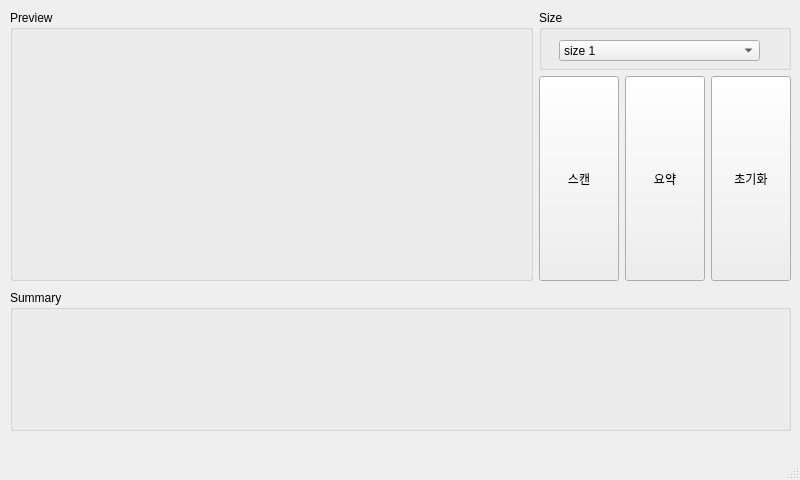
Above: summary.ui from woong020/summary_client before the change. Below: the same form after it.
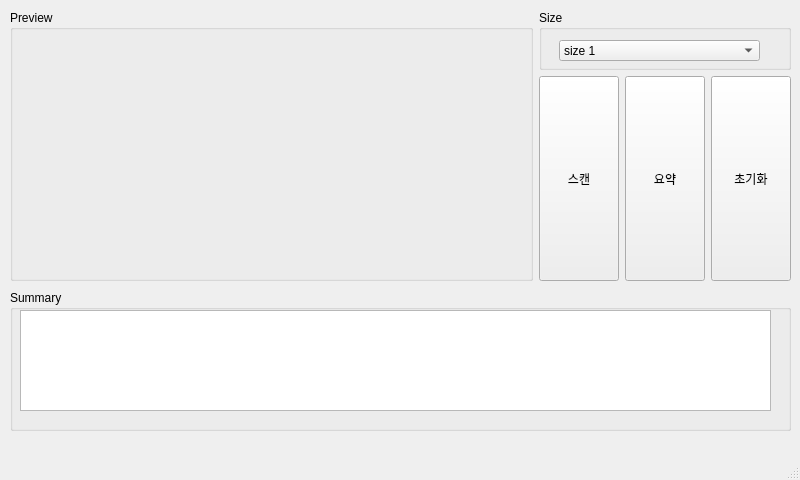
That is the form after the change.

Commit message: ui.ui textEdit 수정

Diff of the .ui file:
```diff
--- a/summary.ui
+++ b/summary.ui
@@ -144,7 +144,7 @@
      </item>
     </layout>
    </widget>
-   <widget class="QWidget" name="">
+   <widget class="QWidget" name="layoutWidget">
     <property name="geometry">
      <rect>
       <x>10</x>
@@ -190,6 +190,16 @@
          <set>Qt::AlignLeading|Qt::AlignLeft|Qt::AlignTop</set>
         </property>
        </widget>
+       <widget class="QTextEdit" name="textEdit">
+        <property name="geometry">
+         <rect>
+          <x>10</x>
+          <y>20</y>
+          <width>751</width>
+          <height>101</height>
+         </rect>
+        </property>
+       </widget>
       </widget>
      </item>
     </layout>
```
Left out of the diff: 2 changed lines with no effect on the pictures. The commit also changes 4 other files.
